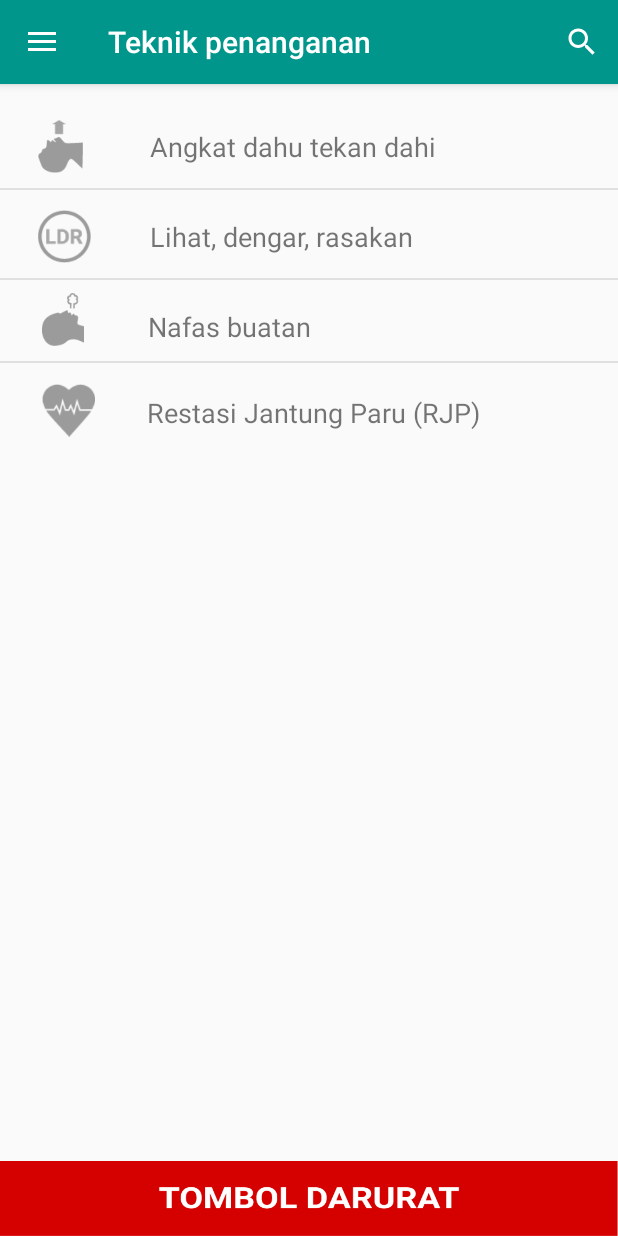
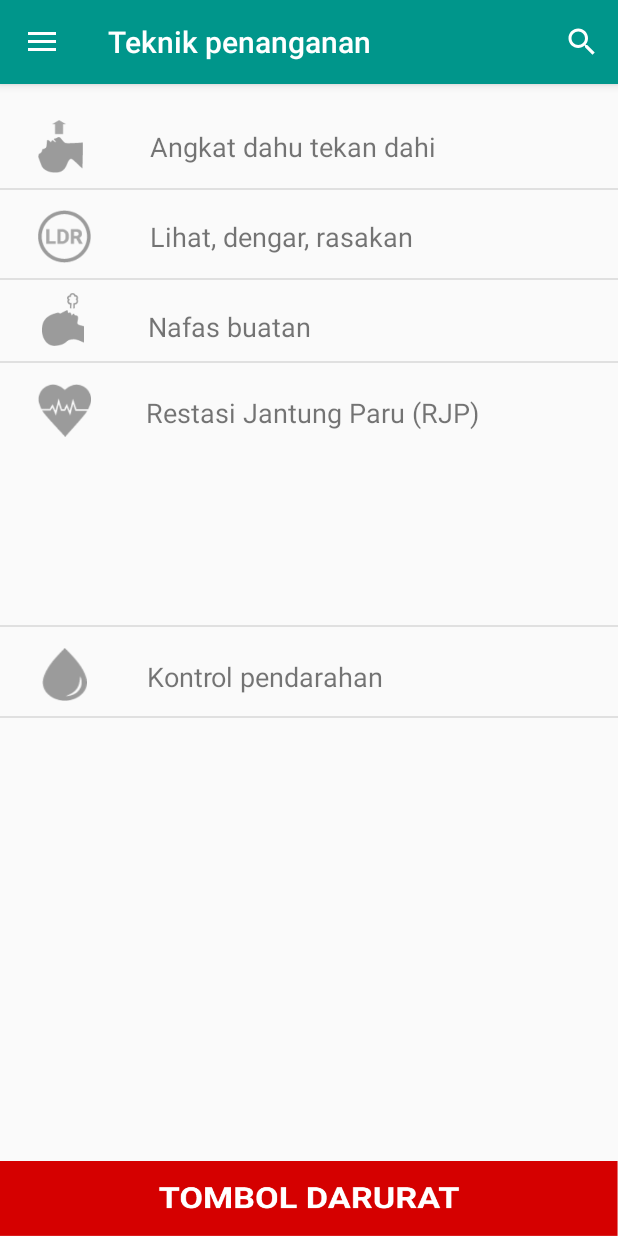
Before and after one commit to Vallenteer/hci_uas, an Android app: the fragment tp_handler_activity placed in its activity, on a phone screen of 412 x 824 dp. Run offline under Robolectric (Android 15) with nearby library versions, the light colour scheme and no system bars.

Commit message:
TP udah selesai
Minta buatin fragment untuk info lainnya sama yang ada di dalam TP
supaya cepat kelar :9

```diff
--- a/app/src/main/res/layout/tp_1_fragment.xml
+++ b/app/src/main/res/layout/tp_1_fragment.xml
@@ -119,10 +119,11 @@
         <ImageView
             android:id="@+id/icon_rjp"
             android:layout_marginTop="15dp"
-            android:layout_marginLeft="28dp"
+            android:layout_marginLeft="25dp"
             android:layout_width="35dp"
             android:layout_height="35dp"
-            android:background="@drawable/icon_jantung"/>
+            android:background="@drawable/icon_jantung"
+            android:layout_marginRight="5dp" />
         <TextView
             android:layout_width="250dp"
             android:layout_marginTop="22dp"
@@ -131,7 +132,54 @@
             android:text="Restasi Jantung Paru (RJP)"
             android:textSize="18sp"
             android:layout_alignLeft="@+id/icon_rjp"
-            android:layout_marginLeft="56dp" />
+            android:layout_marginLeft="58dp" />
     </RelativeLayout>
 
+    <RelativeLayout
+        android:layout_width="match_parent"
+        android:layout_height="wrap_content"
+        android:orientation="vertical"
+        android:id="@+id/relative5"
+        android:onClick="resutasi_page_open"
+        android:layout_centerVertical="true"
+        android:layout_alignParentLeft="true"
+        android:layout_alignParentStart="true">
+        <ImageView
+            android:id="@+id/icon_darah"
+            android:layout_marginTop="15dp"
+            android:layout_marginLeft="28dp"
+            android:layout_width="30dp"
+            android:layout_height="35dp"
+            android:background="@drawable/icon_darah"/>
+        <TextView
+            android:layout_width="250dp"
+            android:layout_marginTop="22dp"
+            android:gravity="center|center_vertical|center_horizontal"
+            android:layout_height="wrap_content"
+            android:text="Kontrol pendarahan"
+            android:textSize="18sp"
+            android:layout_alignLeft="@+id/icon_darah"
+            android:layout_marginLeft="23dp" />
+
+        <View
+            android:layout_width="4000dp"
+            android:layout_height="1dip"
+            android:layout_gravity="center"
+            android:background="#E0E0E0"
+            android:id="@+id/garisSeparator2"
+            android:layout_alignParentTop="true"
+            android:layout_alignParentLeft="true"
+            android:layout_alignParentStart="true" />
+    </RelativeLayout>
+
+    <View
+        android:layout_marginTop="10dp"
+        android:layout_marginBottom="15dp"
+        android:layout_width="4000dp"
+        android:layout_height="1dip"
+        android:layout_gravity="center"
+        android:background="#E0E0E0"
+        android:layout_below="@+id/relative5"
+        android:id="@+id/garisSeparator3"/>
+
 </RelativeLayout>
```
